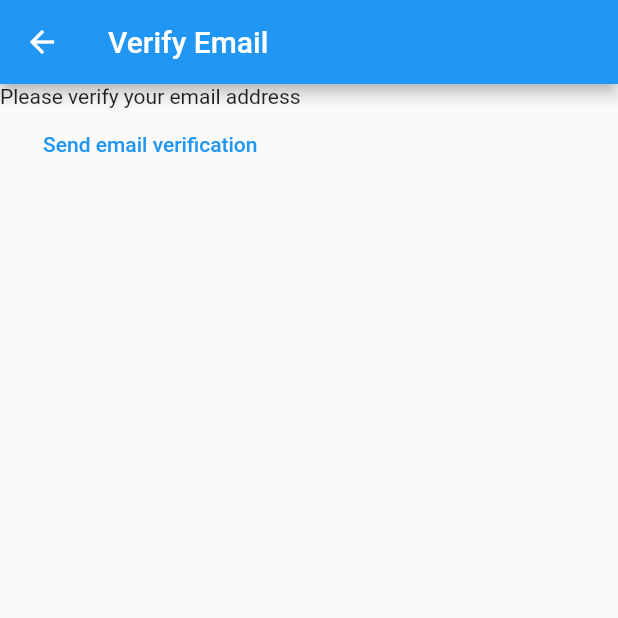
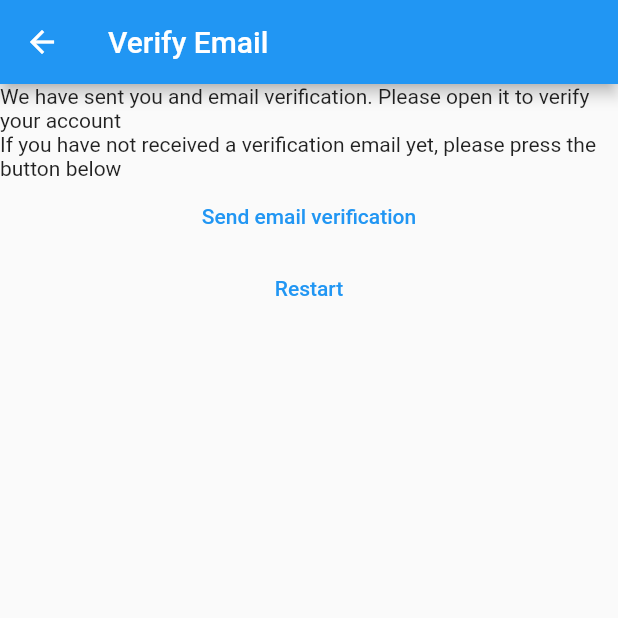
Before and after one commit to tatos85/mynotes, a Flutter app: the VerifyEmailView screen opened directly, on a phone screen of 412 x 824 dp, the top half of it. Run offline on Flutter 3.47's test engine with Material 2 defaults, Android fonts, the phone set to English and light mode, and no system bars; our stand-ins replace firebase_auth, firebase_core; accounts and stored records are empty.

Commit message:
Chapter 22 - Step 7 - next screen after registration

```diff
--- a/lib/constants/routes.dart
+++ b/lib/constants/routes.dart
@@ -1,3 +1,4 @@
 const loginRoute = '/login/';
 const registerRoute = '/register/';
 const notesRoute = '/notes/';
+const verifyEmailRoute = '/verify-email';
--- a/lib/main.dart
+++ b/lib/main.dart
@@ -21,6 +21,7 @@ void main() {
       loginRoute: (context) => const LoginView(),
       registerRoute: (context) => const RegisterView(),
       notesRoute: (context) => const NotesView(),
+      verifyEmailRoute: ((context) => const VerifyEmailView())
     },
   ));
 }
--- a/lib/views/verify_email_view.dart
+++ b/lib/views/verify_email_view.dart
@@ -1,5 +1,6 @@
 import 'package:firebase_auth/firebase_auth.dart';
 import 'package:flutter/material.dart';
+import 'package:mynotes/constants/routes.dart';
 
 class VerifyEmailView extends StatefulWidget {
   const VerifyEmailView({Key? key}) : super(key: key);
@@ -16,13 +17,25 @@ class _VerifyEmailViewState extends State<VerifyEmailView> {
         title: const Text('Verify Email'),
       ),
       body: Column(children: [
-        const Text('Please verify your email address'),
+        const Text(
+            'We have sent you and email verification. Please open it to verify your account'),
+        const Text(
+            'If you have not received a verification email yet, please press the button below'),
         TextButton(
             onPressed: () async {
               final user = FirebaseAuth.instance.currentUser;
               await user?.sendEmailVerification();
             },
-            child: const Text('Send email verification'))
+            child: const Text('Send email verification')),
+        TextButton(
+            onPressed: () async {
+              await FirebaseAuth.instance.signOut();
+              Navigator.of(context).pushNamedAndRemoveUntil(
+                registerRoute,
+                (route) => false,
+              );
+            },
+            child: const Text('Restart'))
       ]),
     );
   }
```
Also changed, not shown: lib/views/register_view.dart (+17 -9 lines).
